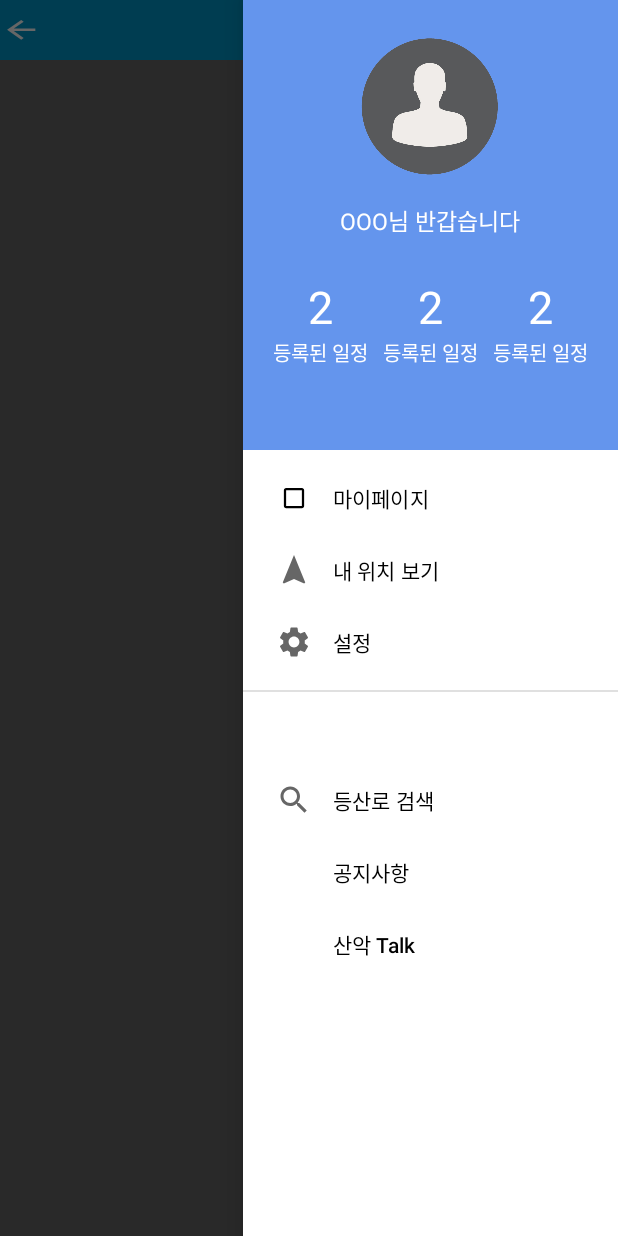
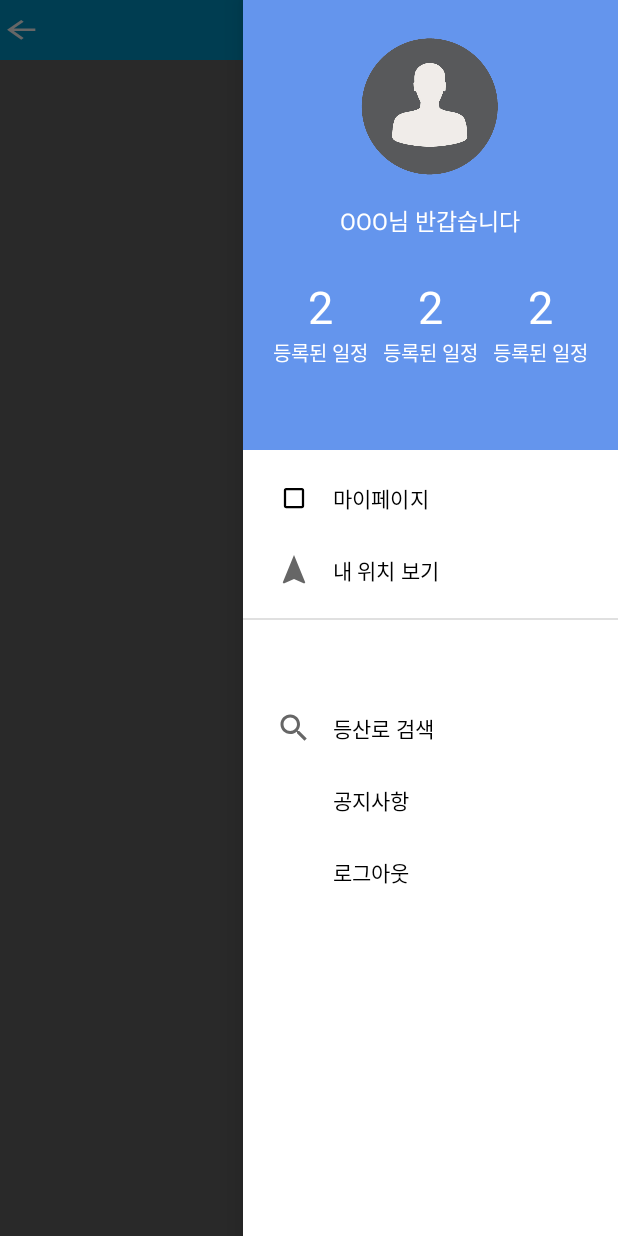
Before and after one commit to sdh4716/Sansinyeong_Android, an Android app: the BaseActivity screen opened directly, with no data from a screen before it, with the side drawer open, on a phone screen of 412 x 824 dp. Run offline under Robolectric (Android 15) with nearby library versions, the phone set to English and light mode, and no system bars; 2 statements that could not run were skipped.

Commit message:
사이드바 아이템 수정

```diff
--- a/app/src/main/java/com/example/sansinyeong/My_Location.java
+++ b/app/src/main/java/com/example/sansinyeong/My_Location.java
@@ -159,9 +159,6 @@ public class My_Location extends BaseActivity implements OnMapReadyCallback, Act
 
         //지도 초기위치
         setDefultLocatin();
-
-
-
 
 
         /* */
--- a/app/src/main/res/menu/drawer_menu.xml
+++ b/app/src/main/res/menu/drawer_menu.xml
@@ -12,10 +12,6 @@
             android:id="@+id/item_mylocation"
             android:icon="@drawable/ic_nav"
             android:title="내 위치 보기" />
-        <item
-            android:id="@+id/item_setting"
-            android:title="설정"
-            android:icon="@drawable/ic_setting"/>
 
 
     </group>
@@ -30,8 +26,8 @@
             <item android:id="@+id/item_notice"
                 android:title="공지사항"/>
 
-            <item android:id="@+id/item_hikingtalk"
-                android:title="산악 Talk"/>
+            <item android:id="@+id/item_logout"
+                android:title="로그아웃"/>
 
         </menu>
 
```
